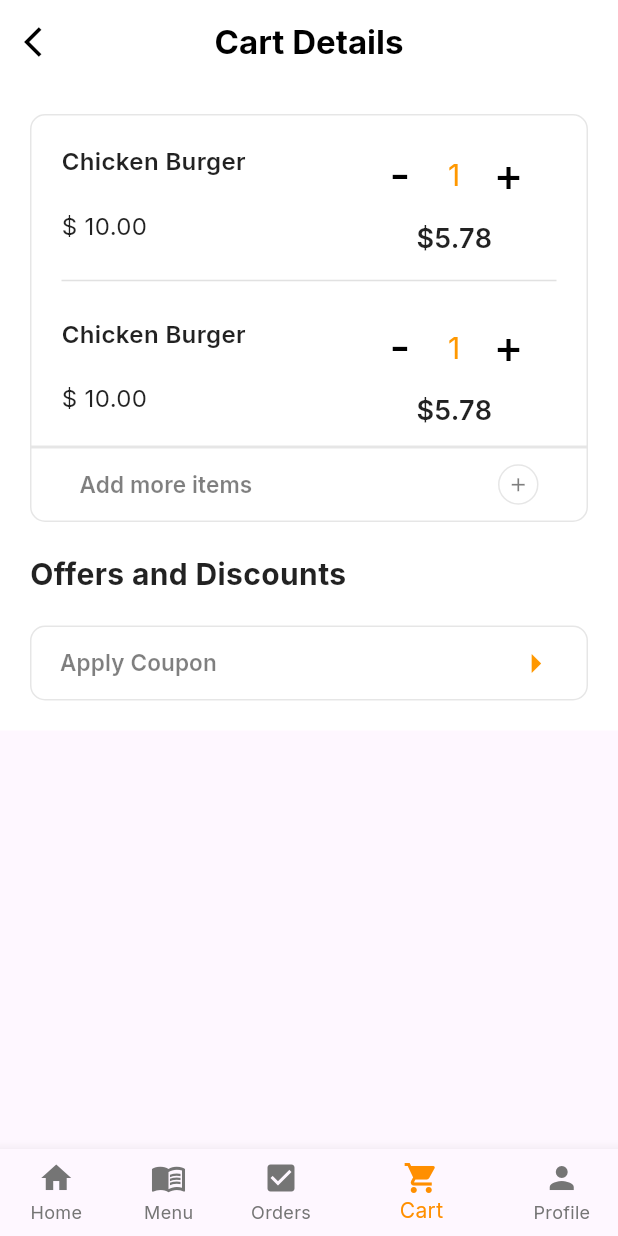
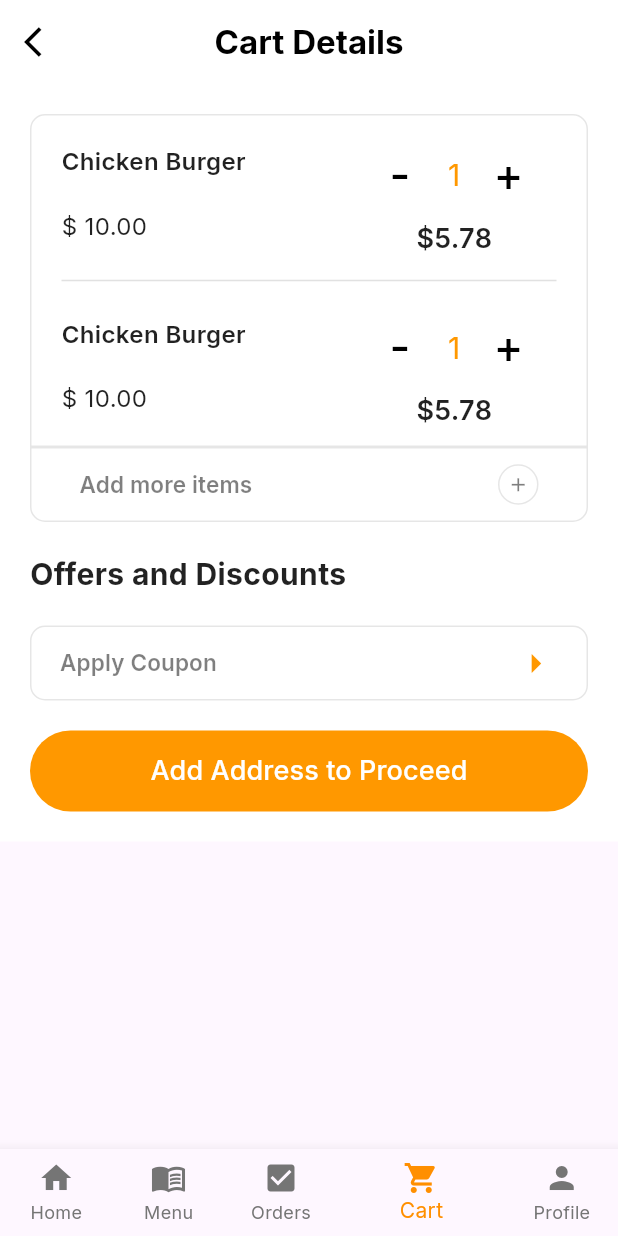
Before and after one commit to ntwari-egide/hawks-nest-restro-app-flutter, a Flutter app: the screen it shows after launch, item 4 of the bottom bar chosen, on a phone screen of 412 x 824 dp. Run offline on Flutter 3.47's test engine with Material 2 defaults, Android fonts, the phone set to English and light mode, and no system bars; our stand-ins replace carousel_slider, google_fonts; missing offline and left inert: flutter_splash_screen; network calls fail.

Commit message:
feat: add button

```diff
--- a/lib/screen/layout/dashboard/cart/welcome.dart
+++ b/lib/screen/layout/dashboard/cart/welcome.dart
@@ -154,7 +154,27 @@ class _CartViewScreenState extends State<CartViewScreen> {
                     ),
                   ],
                 ),
-              )
+              ),
+              const SizedBox(height: 20.0),
+              TextButton(
+                onPressed: () {},
+                style: TextButton.styleFrom(
+                  backgroundColor: Colors.orange,
+                  shape: RoundedRectangleBorder(
+                    borderRadius: BorderRadius.circular(100.0),
+                  ),
+                  padding: const EdgeInsets.symmetric(
+                      horizontal: 20.0, vertical: 14.0),
+                ),
+                child: Container(
+                  width: double.infinity,
+                  alignment: Alignment.center,
+                  child: const Text(
+                    'Add Address to Proceed',
+                    style: TextStyle(color: Colors.white, fontSize: 18,fontWeight: FontWeight.w500),
+                  ),
+                ),
+              ),
             ],
           ),
         ),
```
Lines whose indentation alone changed are shown as unchanged.
